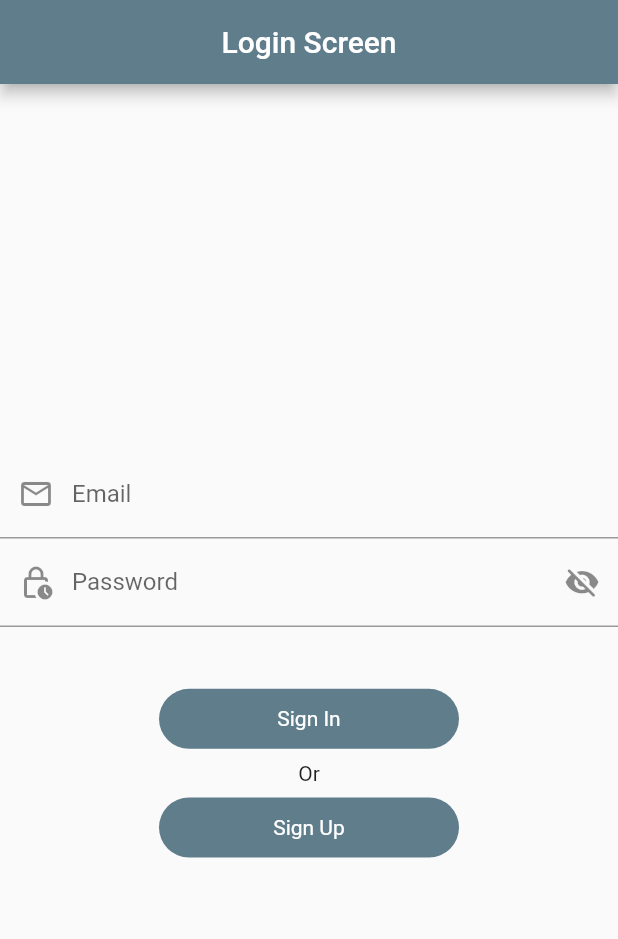
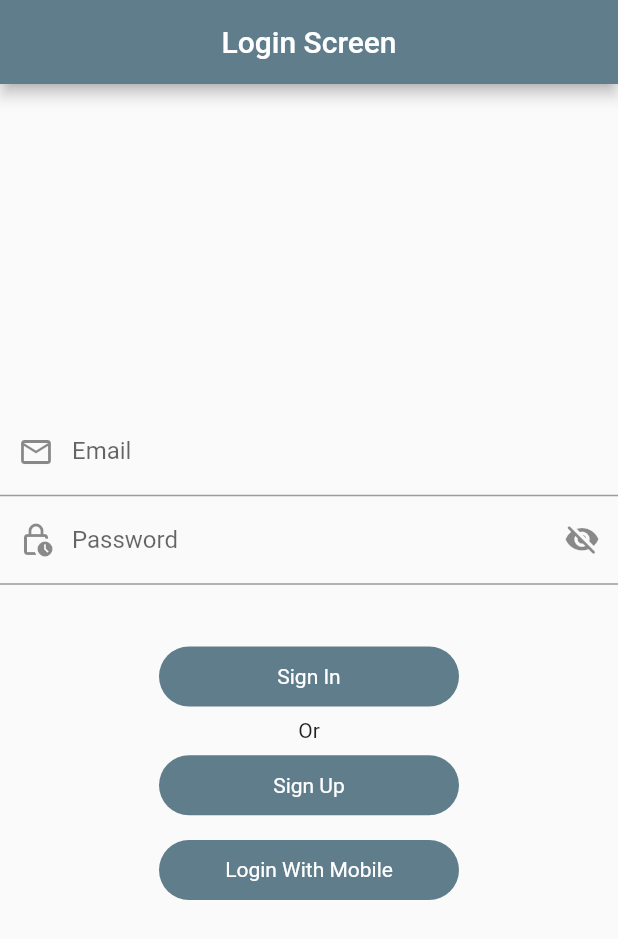
Before and after one commit to Zaeem104158/nvvm_arcitecture, a Flutter app: the screen it shows after launch, on a phone screen of 412 x 824 dp. Shown: the top 939 px of the screen. Run offline on Flutter 3.47's test engine with Material 2 defaults, Android fonts, the light colour scheme and no system bars; our stand-ins replace another_flushbar, fluttertoast, shared_preferences; missing offline and left inert: firebase_auth_web, firebase_core_web, shared_preferences_web; accounts and stored records are empty.

Commit message:
Lets stats mobile number verification.Demo

```diff
--- a/lib/view/login/login_view.dart
+++ b/lib/view/login/login_view.dart
@@ -133,6 +133,17 @@ class _LoginViewState extends State<LoginView> {
               SizedBox(
                 height: height * 0.01,
               ),
+              SizedBox(
+                height: height * 0.01,
+              ),
+              CustomRoundButton(
+                  title: 'Login With Mobile',
+                  onPressed: () {
+                    Navigator.pushNamed(context, RoutesName.signUp);
+                  }),
+              SizedBox(
+                height: height * 0.01,
+              ),
             ],
           ),
         ),
```
